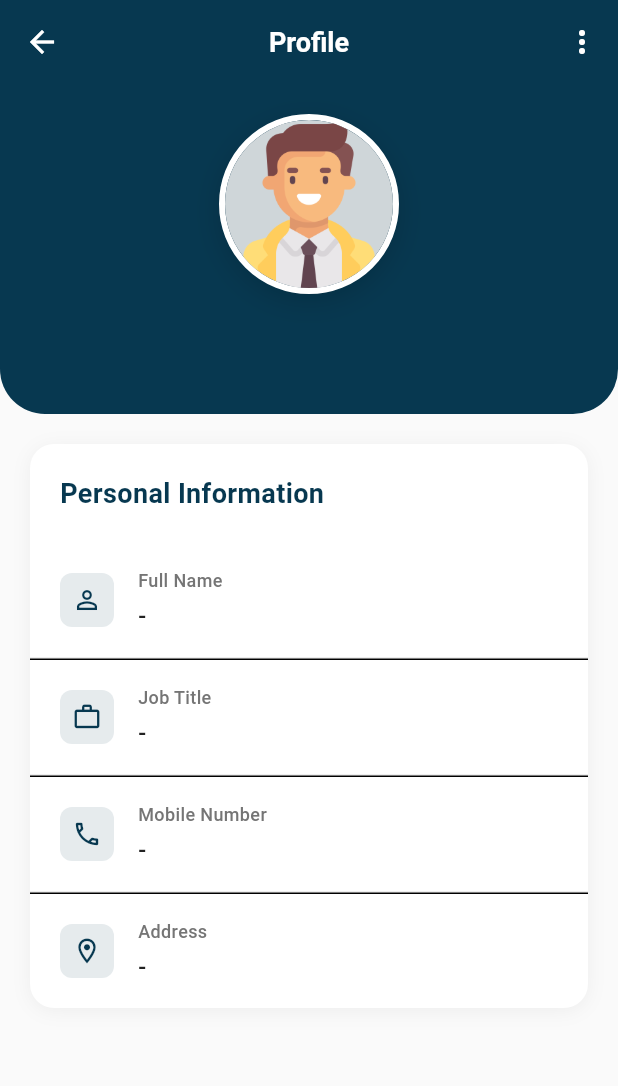
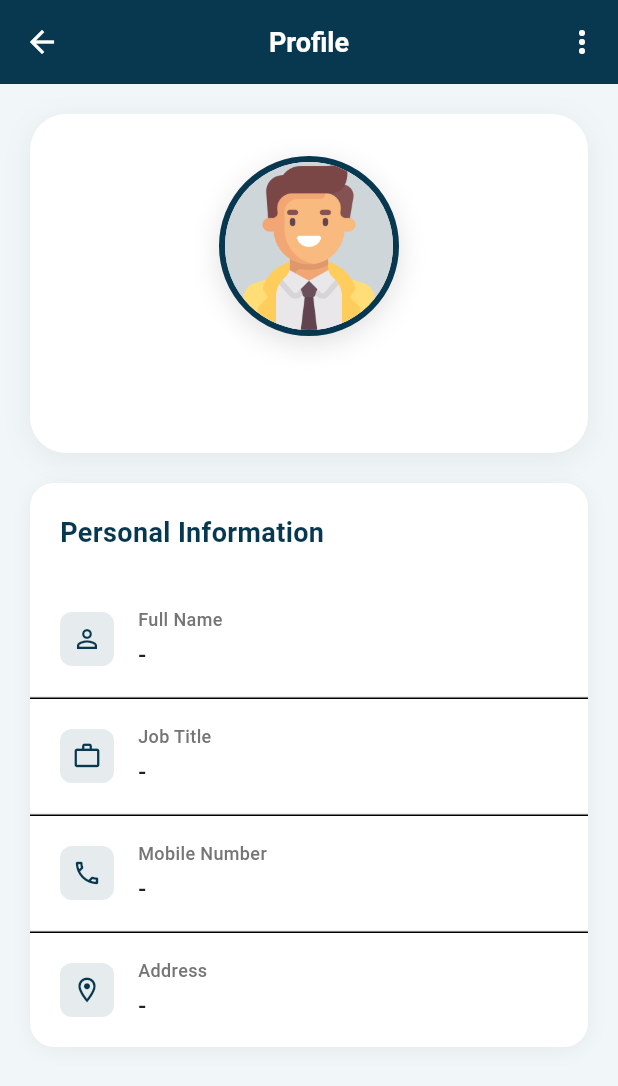
Before and after one commit to AbhishekJagzap29/Dreamwarez-Attendance-App, a Flutter app: the UserProfile screen opened directly with empty values, on a phone screen of 412 x 824 dp. Shown: the top 1086 px of the screen. Run offline on Flutter 3.47's test engine with Material 3 defaults, Android fonts, the phone set to English and light mode, and no system bars; our stand-ins replace another_flushbar, awesome_snackbar_content, connectivity_plus, device_info_plus, geolocator, image_picker and 4 more; missing offline and left inert: onesignal_flutter; accounts and stored records are empty; generated files the repository leaves out were written again.

Commit message:
minor changes

```diff
--- a/lib/user_profile.dart
+++ b/lib/user_profile.dart
@@ -909,6 +909,8 @@ class _UserProfileState extends State<UserProfile> {
 
   final Color _primaryColor = const Color.fromARGB(255, 7, 56, 80);
   final Color _accentColor = const Color.fromARGB(255, 15, 1, 4);
+  final Color _pageBackgroundColor = const Color(0xFFF1F6F9);
+  final Color _appBarColor = const Color(0xFF073850);
 
   final UserProfileService _userProfileService = UserProfileService();
   final ApiService _apiService = ApiService();
@@ -1402,7 +1404,7 @@ class _UserProfileState extends State<UserProfile> {
   @override
   Widget build(BuildContext context) {
     return Scaffold(
-      backgroundColor: Colors.grey[50],
+      backgroundColor: _pageBackgroundColor,
       appBar: AppBar(
         title: const Text(
           'Profile',
@@ -1412,7 +1414,8 @@ class _UserProfileState extends State<UserProfile> {
             color: Colors.white,
           ),
         ),
-        backgroundColor: _primaryColor,
+        backgroundColor: _appBarColor,
+        surfaceTintColor: _appBarColor,
         elevation: 0,
         centerTitle: true,
         iconTheme: const IconThemeData(color: Colors.white),
@@ -1477,18 +1480,24 @@ class _UserProfileState extends State<UserProfile> {
       ),
       body: Column(
         children: [
-          Container(
+          Padding(
+            padding: const EdgeInsets.fromLTRB(20, 20, 20, 0),
+            child: Container(
               width: double.infinity,
+              padding: const EdgeInsets.symmetric(horizontal: 24, vertical: 28),
               decoration: BoxDecoration(
-              color: _primaryColor,
-              borderRadius: const BorderRadius.only(
-                bottomLeft: Radius.circular(30),
-                bottomRight: Radius.circular(30),
-              ),
+                color: Colors.white,
+                borderRadius: BorderRadius.circular(24),
+                boxShadow: [
+                  BoxShadow(
+                    color: Colors.black.withOpacity(0.06),
+                    blurRadius: 16,
+                    offset: const Offset(0, 4),
+                  ),
+                ],
               ),
               child: Column(
                 children: [
-                const SizedBox(height: 20),
                   GestureDetector(
                     onTap: isEditing ? _changePhoto : null,
                     child: Stack(
@@ -1498,10 +1507,10 @@ class _UserProfileState extends State<UserProfile> {
                           height: 120,
                           decoration: BoxDecoration(
                             shape: BoxShape.circle,
-                          border: Border.all(color: Colors.white, width: 4),
+                            border: Border.all(color: _primaryColor, width: 4),
                             boxShadow: [
                               BoxShadow(
-                              color: Colors.black.withOpacity(0.15),
+                                color: Colors.black.withOpacity(0.12),
                                 blurRadius: 15,
                                 offset: const Offset(0, 5),
                               ),
@@ -1526,7 +1535,7 @@ class _UserProfileState extends State<UserProfile> {
                             child: Container(
                               padding: const EdgeInsets.all(8),
                               decoration: BoxDecoration(
-                              color: Colors.white,
+                                color: _primaryColor,
                                 shape: BoxShape.circle,
                                 boxShadow: [
                                   BoxShadow(
@@ -1535,9 +1544,9 @@ class _UserProfileState extends State<UserProfile> {
                                   ),
                                 ],
                               ),
-                            child: Icon(
+                              child: const Icon(
                                 Icons.camera_alt,
-                              color: _primaryColor,
+                                color: Colors.white,
                                 size: 20,
                               ),
                             ),
@@ -1548,14 +1557,15 @@ class _UserProfileState extends State<UserProfile> {
                   const SizedBox(height: 16),
                   Text(
                     _name,
+                    textAlign: TextAlign.center,
                     style: const TextStyle(
                       fontSize: 24,
                       fontWeight: FontWeight.w600,
-                    color: Colors.white,
-                  ),
-                ),
-                const SizedBox(height: 30),
-              ],
+                      color: Color(0xFF073850),
+                    ),
+                  ),
+                ],
+              ),
             ),
           ),
 
```
Also changed, not shown: lib/Services/api_service.dart (+49 -18 lines), lib/apply_leave.dart (+7 -54 lines), lib/attendance_page.dart (+12 -27 lines), lib/employee_page.dart (+11 -23 lines), lib/task.dart (+8 -40 lines), lib/widgets/search_filter_bar.dart (added, +94 -0 lines). Lines whose indentation alone changed are shown as unchanged.
